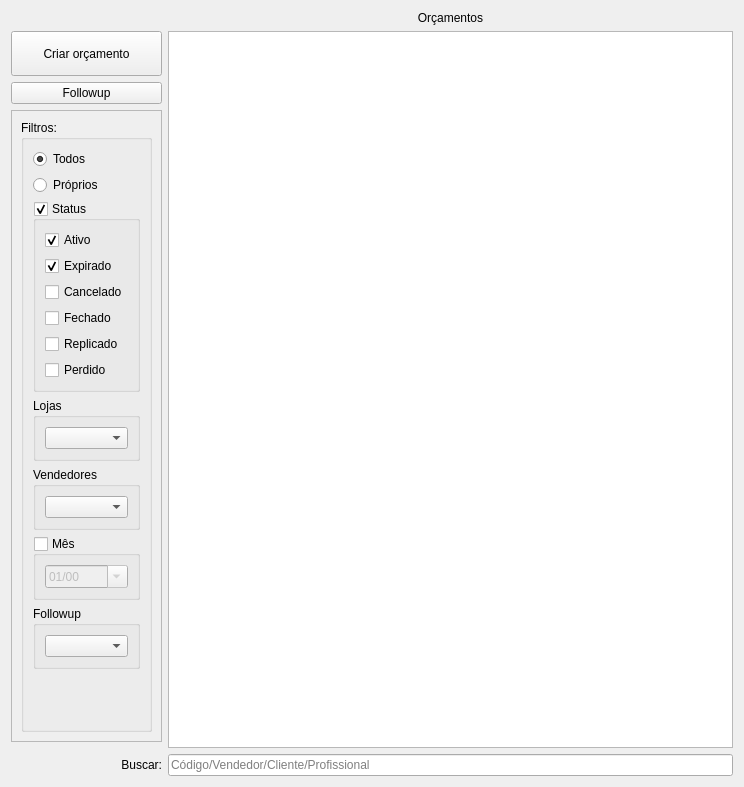
Before: the Qt Designer form ui/widgetorcamento.ui in darktorres/ERP-STACCATO, drawn with Qt 5.
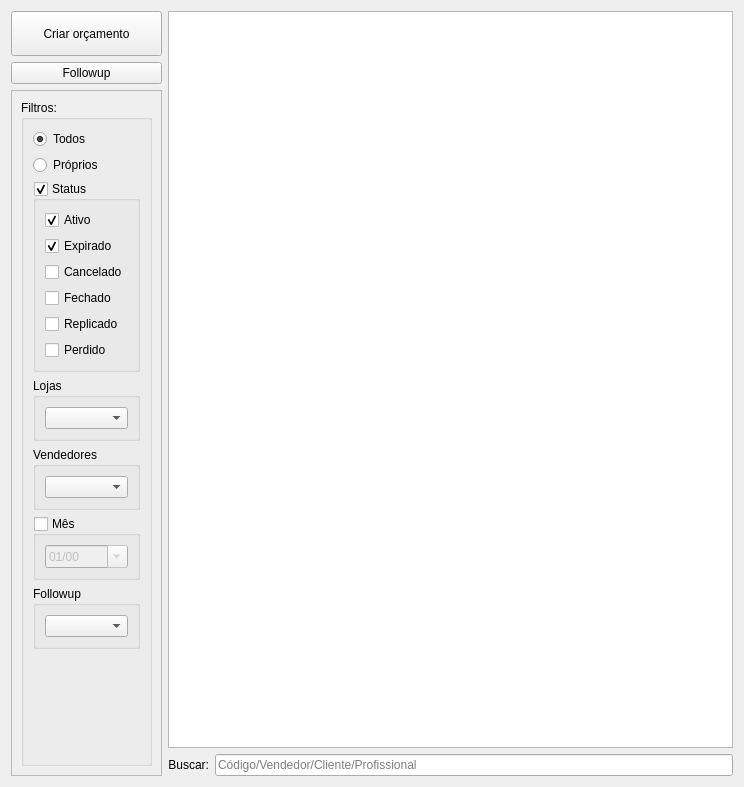
After: the same form once the commit is applied. Custom widgets are drawn as their Qt base class.

What changed in the file:
```diff
--- a/ui/widgetorcamento.ui
+++ b/ui/widgetorcamento.ui
@@ -14,17 +14,7 @@
    <string>Form</string>
   </property>
   <layout class="QGridLayout" name="gridLayout">
-   <item row="0" column="1">
-    <widget class="QLabel" name="labelOrcamentos">
-     <property name="text">
-      <string>Orçamentos</string>
-     </property>
-     <property name="alignment">
-      <set>Qt::AlignCenter</set>
-     </property>
-    </widget>
-   </item>
-   <item row="1" column="0">
+   <item row="0" column="0">
     <widget class="QPushButton" name="pushButtonCriarOrc">
      <property name="minimumSize">
       <size>
@@ -37,7 +27,14 @@
      </property>
     </widget>
    </item>
-   <item row="6" column="0">
+   <item row="1" column="0">
+    <widget class="QPushButton" name="pushButtonFollowup">
+     <property name="text">
+      <string>Followup</string>
+     </property>
+    </widget>
+   </item>
+   <item row="3" column="1">
     <widget class="QLabel" name="label">
      <property name="enabled">
       <bool>true</bool>
@@ -50,7 +47,7 @@
      </property>
     </widget>
    </item>
-   <item row="6" column="1">
+   <item row="3" column="2">
     <widget class="QLineEdit" name="lineEditBusca">
      <property name="enabled">
       <bool>true</bool>
@@ -60,7 +57,7 @@
      </property>
     </widget>
    </item>
-   <item row="1" column="1" rowspan="4">
+   <item row="0" column="1" rowspan="3" colspan="2">
     <widget class="TableView" name="table">
      <property name="mouseTracking">
       <bool>true</bool>
@@ -79,7 +76,7 @@
      </property>
     </widget>
    </item>
-   <item row="3" column="0">
+   <item row="2" column="0" rowspan="2">
     <widget class="QScrollArea" name="scrollArea">
      <property name="sizePolicy">
       <sizepolicy hsizetype="Preferred" vsizetype="Expanding">
@@ -96,7 +93,7 @@
         <x>0</x>
         <y>0</y>
         <width>141</width>
-        <height>640</height>
+        <height>689</height>
        </rect>
       </property>
       <layout class="QGridLayout" name="gridLayout_7">
@@ -342,13 +339,6 @@
      </widget>
     </widget>
    </item>
-   <item row="2" column="0">
-    <widget class="QPushButton" name="pushButtonFollowup">
-     <property name="text">
-      <string>Followup</string>
-     </property>
-    </widget>
-   </item>
   </layout>
  </widget>
  <customwidgets>
```
